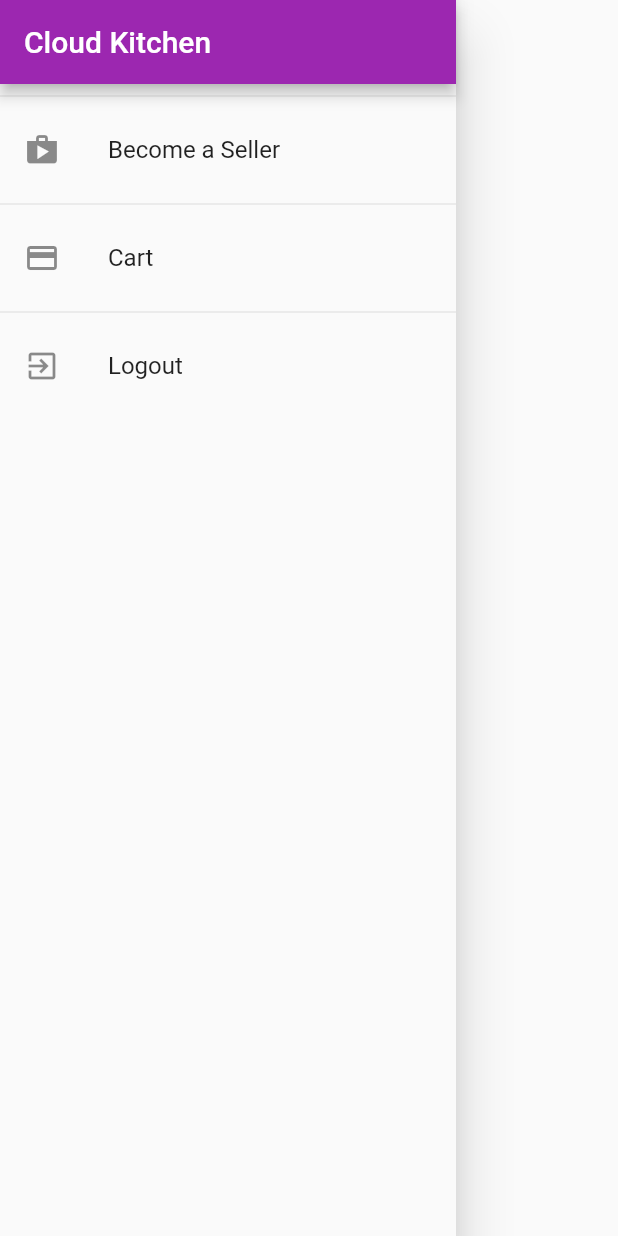
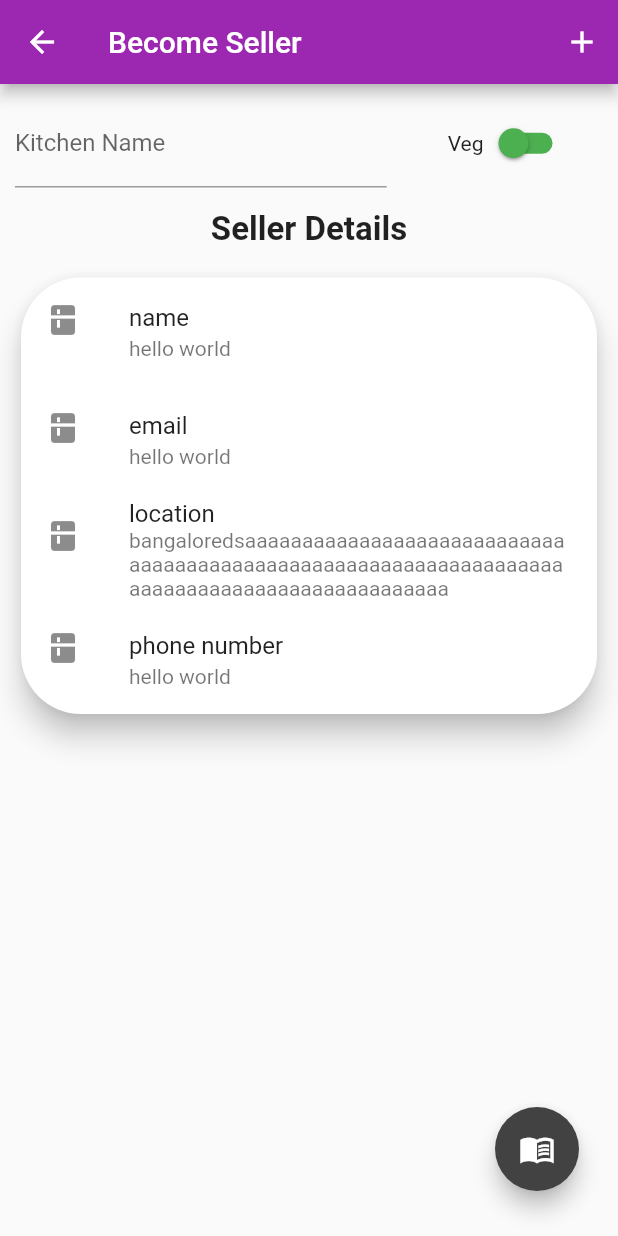
Before and after one commit to Chethan-B-dev/cloud_kitchen, a Flutter app: the AppDrawer widget shown alone on an empty page, opened directly, after a tap on "Become a Seller", on a phone screen of 412 x 824 dp. Run offline on Flutter 3.47's test engine with Material 2 defaults, Android fonts, the phone set to English and light mode, and no system bars; our stand-ins replace cloud_firestore, firebase_auth, firebase_core, page_transition, smooth_star_rating; accounts and stored records are empty; network calls fail.

Commit message:
added become a seller page and created template for add menu items page

```diff
--- a/lib/main.dart
+++ b/lib/main.dart
@@ -7,6 +7,8 @@ import './screens/restaurant_overview_screen.dart';
 import './screens/restaurant_detail_screen.dart';
 import './screens/cart_screen.dart';
 import './screens/order_status_screen.dart';
+import './screens/become_seller_screen.dart';
+import './screens/add_menu_items.dart';
 
 void main() async {
   WidgetsFlutterBinding.ensureInitialized();
@@ -29,6 +31,7 @@ class MyApp extends StatelessWidget {
         }
         return MaterialApp(
           title: 'cloud Kitchen',
+          debugShowCheckedModeBanner: false,
           theme: ThemeData(
             primarySwatch: Colors.purple,
             accentColor: Colors.black,
@@ -51,6 +54,8 @@ class MyApp extends StatelessWidget {
             RestaurantDetail.routeName: (ctx) => RestaurantDetail(),
             CartScreen.routeName: (ctx) => CartScreen(),
             OrderStatus.routeName: (ctx) => OrderStatus(),
+            BecomeSeller.routeName: (ctx) => BecomeSeller(),
+            AddMenuItems.routeName: (ctx) => AddMenuItems(),
           },
         );
       },
--- /dev/null
+++ b/lib/screens/add_menu_items.dart
@@ -0,0 +1,28 @@
+import 'package:flutter/material.dart';
+
+class AddMenuItems extends StatefulWidget {
+  const AddMenuItems({Key key}) : super(key: key);
+
+  static String routeName = '/add-menu-items';
+
+  @override
+  _AddMenuItemsState createState() => _AddMenuItemsState();
+}
+
+class _AddMenuItemsState extends State<AddMenuItems> {
+  @override
+  Widget build(BuildContext context) {
+    return Scaffold(
+      appBar: AppBar(
+        title: Text(
+          'Add Menu Items',
+        ),
+      ),
+      body: Center(
+        child: Text(
+          'Add menu items',
+        ),
+      ),
+    );
+  }
+}
--- /dev/null
+++ b/lib/screens/become_seller_screen.dart
@@ -0,0 +1,151 @@
+import 'package:flutter/material.dart';
+import '../helpers/hex_color.dart';
+
+class BecomeSeller extends StatefulWidget {
+  const BecomeSeller({Key key}) : super(key: key);
+
+  static String routeName = '/seller';
+
+  @override
+  _BecomeSellerState createState() => _BecomeSellerState();
+}
+
+class _BecomeSellerState extends State<BecomeSeller> {
+  final _controller = TextEditingController();
+  bool isNonVeg = false;
+
+  void toggleSwitch(bool value) {
+    setState(() {
+      isNonVeg = !isNonVeg;
+    });
+  }
+
+  @override
+  Widget build(BuildContext context) {
+    final deviceSize = MediaQuery.of(context).size;
+    return Scaffold(
+      appBar: AppBar(
+        title: Text('Become Seller'),
+        actions: [
+          IconButton(
+            onPressed: () {
+              print('clicked button');
+            },
+            icon: Icon(Icons.add),
+          )
+        ],
+      ),
+      body: SingleChildScrollView(
+        child: Column(
+          children: [
+            Row(
+              children: [
+                Container(
+                  width: deviceSize.width * 0.65,
+                  padding: EdgeInsets.all(10),
+                  child: TextField(
+                    controller: _controller,
+                    keyboardType: TextInputType.text,
+                    textCapitalization: TextCapitalization.sentences,
+                    autocorrect: false,
+                    enableSuggestions: true,
+                    decoration: InputDecoration(labelText: 'Kitchen Name'),
+                    onChanged: (value) {
+                      print(_controller.text);
+                    },
+                  ),
+                ),
+                Expanded(
+                  child: Row(
+                    mainAxisAlignment: MainAxisAlignment.center,
+                    crossAxisAlignment: CrossAxisAlignment.center,
+                    children: [
+                      if (!isNonVeg) Text('Veg'),
+                      Container(
+                        alignment: Alignment.center,
+                        child: Switch(
+                          value: isNonVeg,
+                          onChanged: toggleSwitch,
+                          activeTrackColor: Colors.redAccent,
+                          activeColor: Colors.redAccent,
+                          inactiveThumbColor: Colors.green,
+                          inactiveTrackColor: Colors.green,
+                        ),
+                      ),
+                      if (isNonVeg) Text('Non Veg'),
+                    ],
+                  ),
+                ),
+              ],
+            ),
+            Padding(
+              padding: const EdgeInsets.all(5),
+              child: Text(
+                'Seller Details',
+                style: TextStyle(
+                  fontSize: 22,
+                  fontWeight: FontWeight.bold,
+                ),
+              ),
+            ),
+            Container(
+              padding: const EdgeInsets.all(10),
+              child: Card(
+                shape: RoundedRectangleBorder(
+                  borderRadius: BorderRadius.circular(40),
+                ),
+                elevation: 8.0,
+                child: Container(
+                  decoration: BoxDecoration(
+                    borderRadius: BorderRadius.all(
+                      Radius.circular(40),
+                    ),
+                  ),
+                  child: Column(
+                    children: [
+                      ListTile(
+                        leading: Icon(Icons.kitchen),
+                        title: Text('name'),
+                        subtitle: Text('hello world'),
+                      ),
+                      ListTile(
+                        leading: Icon(Icons.kitchen),
+                        title: Text('email'),
+                        subtitle: Text('hello world'),
+                      ),
+                      ListTile(
+                        leading: Icon(Icons.kitchen),
+                        title: Text('location'),
+                        subtitle: Text(
+                            'bangaloredsaaaaaaaaaaaaaaaaaaaaaaaaaaaaaaaaaaaaaaaaaaaaaaaaaaaaaaaaaaaaaaaaaaaaaaaaaaaaaaaaaaaaaaaaaaaaaa'),
+                      ),
+                      ListTile(
+                        leading: Icon(Icons.kitchen),
+                        title: Text('phone number'),
+                        subtitle: Text('hello world'),
+                      ),
+                    ],
+                  ),
+                ),
+              ),
+            )
+          ],
+        ),
+      ),
+      floatingActionButtonLocation: FloatingActionButtonLocation.endDocked,
+      floatingActionButton: Tooltip(
+        message: "Add Menu",
+        child: Padding(
+          padding: EdgeInsets.only(bottom: 30, right: 10),
+          child: FloatingActionButton(
+            child: Icon(Icons.menu_book_sharp),
+            backgroundColor: HexColor('#424242'),
+            onPressed: () {
+              Navigator.of(context).pushNamed('/add-menu-items');
+            },
+          ),
+        ),
+      ),
+    );
+  }
+}
--- a/lib/screens/order_status_screen.dart
+++ b/lib/screens/order_status_screen.dart
@@ -53,6 +53,7 @@ class _OrderStatusState extends State<OrderStatus> {
                     RaisedButton.icon(
                       textColor: Theme.of(context).primaryColor,
                       onPressed: () {
+                        print("Rating is $rating");
                         Navigator.of(context)
                             .pushNamed('/restaurants', arguments: rating);
                       },
--- a/lib/widgets/app_drawer.dart
+++ b/lib/widgets/app_drawer.dart
@@ -17,7 +17,7 @@ class AppDrawer extends StatelessWidget {
             leading: Icon(Icons.shop),
             title: Text('Become a Seller'),
             onTap: () {
-              print('become a seller');
+              Navigator.of(context).pushNamed('/seller');
             },
           ),
           Divider(),
```
